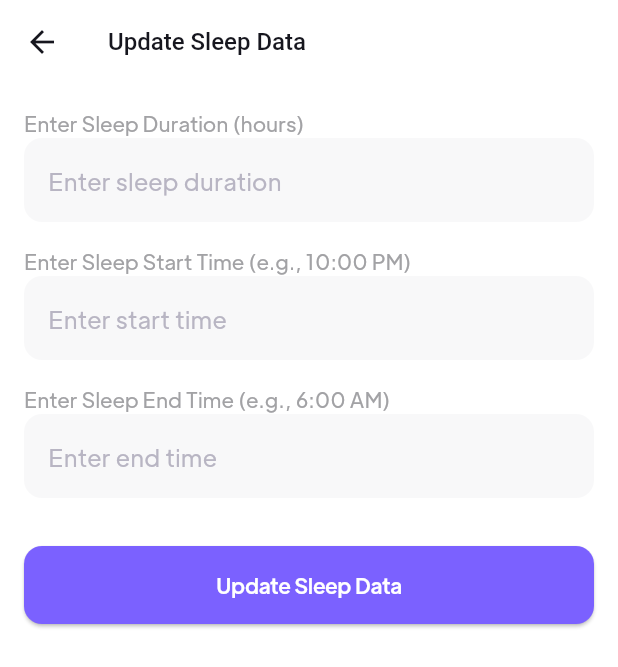
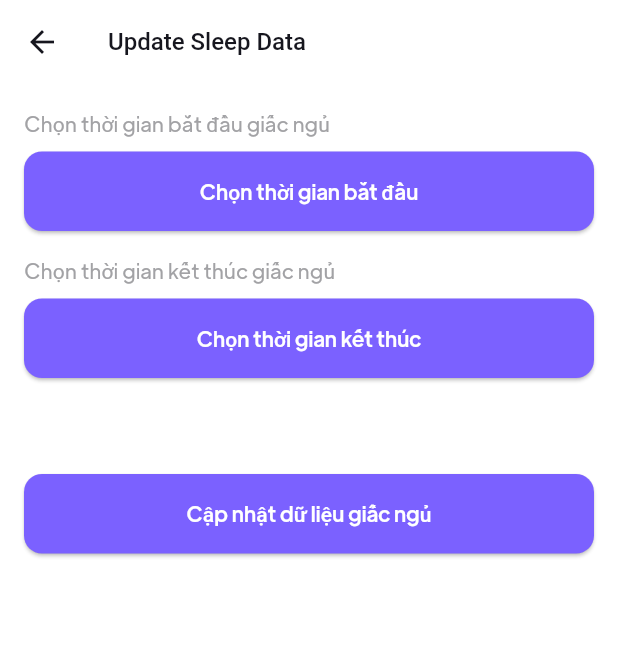
Before and after one commit to Phuocpvp/HealthCare, a Flutter app: the UpdateSleepDataScreen screen opened by its route, on a phone screen of 412 x 824 dp. Shown: the top 667 px of the screen. Run offline on Flutter 3.47's test engine with Material 3 defaults, Android fonts, the phone set to English and light mode, and no system bars; our stand-ins replace flutter_dotenv, flutter_secure_storage, flutter_svg, form_field_validator, jwt_decoder; missing offline and left inert: jwt_decode; accounts and stored records are empty; network calls fail.

```diff
--- a/client/lib/screens/healthTracking/Sleep.dart
+++ b/client/lib/screens/healthTracking/Sleep.dart
@@ -6,9 +6,64 @@ class UpdateSleepDataScreen extends StatefulWidget {
 }
 
 class _UpdateSleepDataScreenState extends State<UpdateSleepDataScreen> {
-  final TextEditingController sleepTimeController = TextEditingController();
-  final TextEditingController startTimeController = TextEditingController();
-  final TextEditingController endTimeController = TextEditingController();
+  TimeOfDay? _startTime;
+  TimeOfDay? _endTime;
+  Duration? _sleepDuration;
+  String _sleepComment = "";
+
+  void _pickStartTime() async {
+    final pickedTime = await showTimePicker(
+      context: context,
+      initialTime: TimeOfDay.now(),
+    );
+    if (pickedTime != null) {
+      setState(() {
+        _startTime = pickedTime;
+        _calculateSleepDuration();
+      });
+    }
+  }
+
+  void _pickEndTime() async {
+    final pickedTime = await showTimePicker(
+      context: context,
+      initialTime: TimeOfDay.now(),
+    );
+    if (pickedTime != null) {
+      setState(() {
+        _endTime = pickedTime;
+        _calculateSleepDuration();
+      });
+    }
+  }
+
+  void _calculateSleepDuration() {
+    if (_startTime != null && _endTime != null) {
+      final start = DateTime(0, 1, 1, _startTime!.hour, _startTime!.minute);
+      final end = DateTime(0, 1, 1, _endTime!.hour, _endTime!.minute);
+
+      // If the end time is earlier than the start time, assume the sleep duration spans midnight.
+      final duration = end.isAfter(start)
+          ? end.difference(start)
+          : end.add(Duration(days: 1)).difference(start);
+
+      setState(() {
+        _sleepDuration = duration;
+        _sleepComment = _getSleepComment(duration);
+      });
+    }
+  }
+
+  String _getSleepComment(Duration duration) {
+    final hours = duration.inHours;
+    if (hours < 6) {
+      return "Thiếu ngủ";
+    } else if (hours <= 8) {
+      return "Ngủ đủ";
+    } else {
+      return "Ngủ quá nhiều";
+    }
+  }
 
   @override
   Widget build(BuildContext context) {
@@ -19,30 +74,50 @@ class _UpdateSleepDataScreenState extends State<UpdateSleepDataScreen> {
         child: Column(
           crossAxisAlignment: CrossAxisAlignment.start,
           children: [
-            Text("Enter Sleep Duration (hours)"),
-            TextField(
-              controller: sleepTimeController,
-              decoration: InputDecoration(hintText: 'Enter sleep duration'),
+            Text("Chọn thời gian bắt đầu giấc ngủ"),
+            SizedBox(height: 8),
+            ElevatedButton(
+              onPressed: _pickStartTime,
+              child: Text(
+                _startTime != null
+                    ? "Bắt đầu: ${_startTime!.format(context)}"
+                    : "Chọn thời gian bắt đầu",
+              ),
             ),
             SizedBox(height: 16),
-            Text("Enter Sleep Start Time (e.g., 10:00 PM)"),
-            TextField(
-              controller: startTimeController,
-              decoration: InputDecoration(hintText: 'Enter start time'),
+            Text("Chọn thời gian kết thúc giấc ngủ"),
+            SizedBox(height: 8),
+            ElevatedButton(
+              onPressed: _pickEndTime,
+              child: Text(
+                _endTime != null
+                    ? "Kết thúc: ${_endTime!.format(context)}"
+                    : "Chọn thời gian kết thúc",
+              ),
             ),
-            SizedBox(height: 16),
-            Text("Enter Sleep End Time (e.g., 6:00 AM)"),
-            TextField(
-              controller: endTimeController,
-              decoration: InputDecoration(hintText: 'Enter end time'),
-            ),
+            SizedBox(height: 32),
+            if (_sleepDuration != null)
+              Column(
+                crossAxisAlignment: CrossAxisAlignment.start,
+                children: [
+                  Text(
+                    "Tổng thời gian ngủ: ${_sleepDuration!.inHours} giờ ${_sleepDuration!.inMinutes % 60} phút",
+                    style: TextStyle(fontSize: 18, fontWeight: FontWeight.bold),
+                  ),
+                  SizedBox(height: 16),
+                  Text(
+                    "Nhận xét: $_sleepComment",
+                    style: TextStyle(fontSize: 18, color: Colors.blueAccent),
+                  ),
+                ],
+              ),
             SizedBox(height: 32),
             ElevatedButton(
               onPressed: () {
                 // Call API to update sleep data
                 print("Updating sleep data...");
               },
-              child: Text("Update Sleep Data"),
+              child: Text("Cập nhật dữ liệu giấc ngủ"),
             ),
           ],
         ),
```
Also changed, not shown: client/lib/entry_point.dart (+3 -7 lines), client/lib/screens/healthTracking/BodyIndex.dart (+92 -3 lines), client/lib/services/HealthTrack/Health_Track_API.dart (added, +31 -0 lines).
